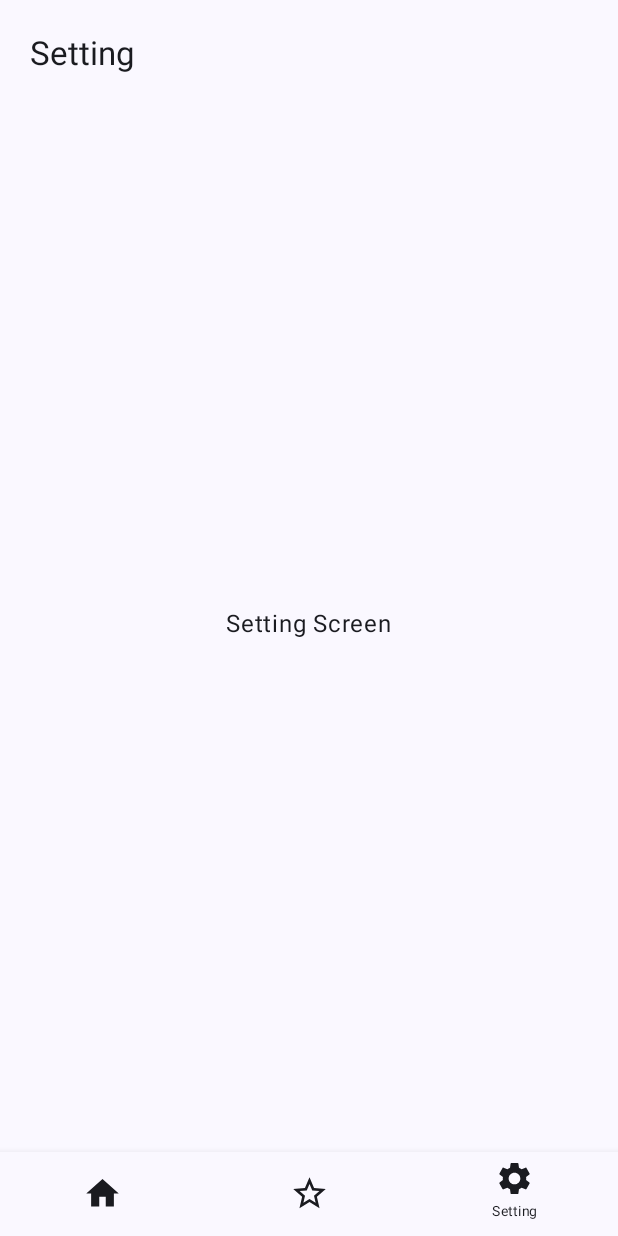
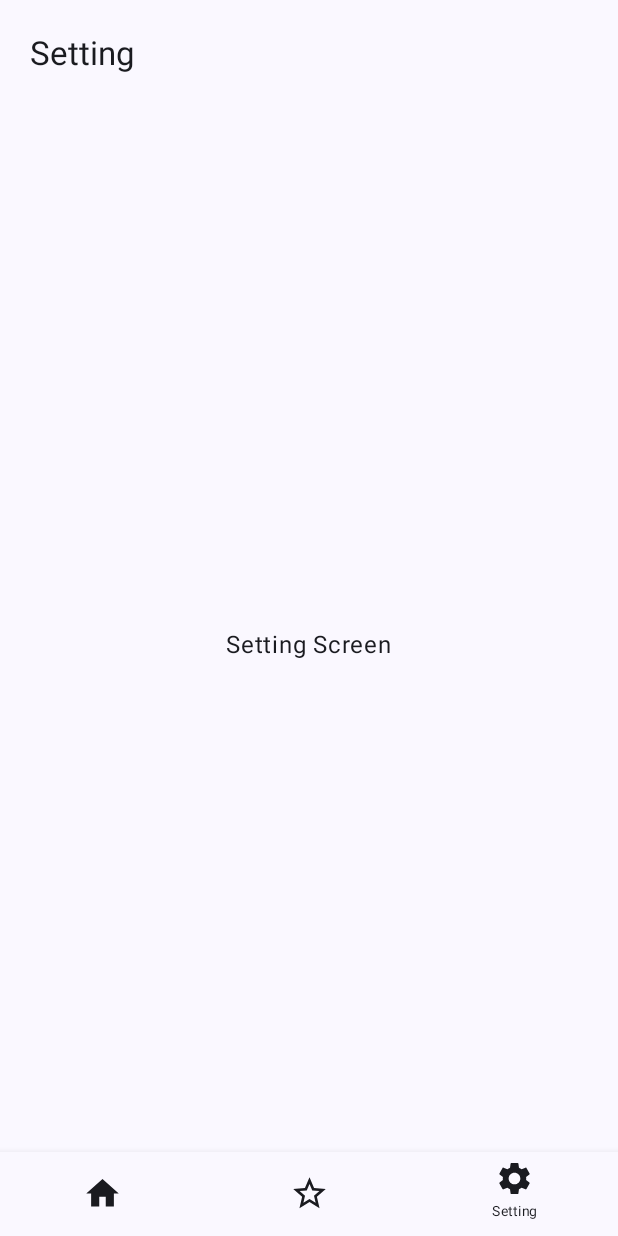
Before and after one commit to ThinkGYLee/GithubSearch, an Android app built with Jetpack Compose: the screen it shows after launch (MainActivity), item 3 of the bottom bar chosen, on a phone screen of 412 x 824 dp. Run offline under Robolectric (Android 15) with nearby library versions, the light colour scheme and no system bars; our stand-ins replace Dagger/Hilt's generated code, Room's generated code, paging.

Commit message:
- home, githubSearch Screen padding 조절

```diff
--- a/app/src/main/java/com/gyleedev/githubsearch/ui/GithubSearchScreen.kt
+++ b/app/src/main/java/com/gyleedev/githubsearch/ui/GithubSearchScreen.kt
@@ -4,7 +4,9 @@ import android.os.Build
 import androidx.annotation.RequiresExtension
 import androidx.compose.foundation.layout.fillMaxSize
 import androidx.compose.foundation.layout.height
+import androidx.compose.foundation.layout.navigationBarsPadding
 import androidx.compose.foundation.layout.padding
+import androidx.compose.foundation.layout.statusBarsPadding
 import androidx.compose.foundation.layout.width
 import androidx.compose.material.BottomNavigationItem
 import androidx.compose.material.icons.Icons
@@ -53,22 +55,23 @@ sealed class BottomNavItem(
 fun GithubSearchApp(
     navController: NavHostController = rememberNavController(),
 ) {
-
     Scaffold(
         bottomBar = {
-            BottomNavigation(navController = navController)
-        }
+            BottomNavigation(navController = navController, modifier = Modifier)
+        },
+        modifier = Modifier
     ) { innerPadding ->
         NavHost(
             navController = navController,
             startDestination = BottomNavItem.Home.screenRoute,
-            modifier = Modifier.padding(innerPadding)
+            modifier = Modifier
+                .padding(bottom = innerPadding.calculateBottomPadding() / 2)
+                .statusBarsPadding()
         ) {
+
             composable(route = BottomNavItem.Home.screenRoute) {
                 HomeScreen(
-                    modifier = Modifier
-                        .fillMaxSize()
-                        .padding(),
+                    modifier = Modifier.fillMaxSize(),
                     moveToDetail = { navController.navigate("${BottomNavItem.Detail.screenRoute}/$it") },
                 )
             }
@@ -83,17 +86,14 @@ fun GithubSearchApp(
                 )
             ) {
                 DetailScreen(
-                    modifier = Modifier
-                        .fillMaxSize()
-                        .padding(),
+                    modifier = Modifier.fillMaxSize(),
                     onClick = { navController.navigateUp() }
                 )
             }
+
             composable(route = BottomNavItem.Favorite.screenRoute) {
                 FavoriteScreen(
-                    modifier = Modifier
-                        .fillMaxSize()
-                        .padding(),
+                    modifier = Modifier.fillMaxSize(),
                     moveToDetail = { navController.navigate("${BottomNavItem.Detail.screenRoute}/$it") },
                 )
             }
@@ -102,7 +102,6 @@ fun GithubSearchApp(
                 SettingScreen(
                     modifier = Modifier
                         .fillMaxSize()
-                        .padding(),
                 )
             }
         }
@@ -110,7 +109,7 @@ fun GithubSearchApp(
 }
 
 @Composable
-fun BottomNavigation(navController: NavHostController) {
+fun BottomNavigation(navController: NavHostController, modifier: Modifier) {
     val items = listOf(
         BottomNavItem.Home,
         BottomNavItem.Favorite,
@@ -119,7 +118,8 @@ fun BottomNavigation(navController: NavHostController) {
 
     androidx.compose.material.BottomNavigation(
         backgroundColor = MaterialTheme.colorScheme.background,
-        contentColor = MaterialTheme.colorScheme.onBackground
+        contentColor = MaterialTheme.colorScheme.onBackground,
+        modifier = modifier.navigationBarsPadding()
     ) {
         val navBackStackEntry by navController.currentBackStackEntryAsState()
         val currentRoute = navBackStackEntry?.destination?.route
--- a/app/src/main/java/com/gyleedev/githubsearch/ui/home/HomeScreen.kt
+++ b/app/src/main/java/com/gyleedev/githubsearch/ui/home/HomeScreen.kt
@@ -103,6 +103,7 @@ fun HomeScreen(
             .fillMaxSize()
             .padding(4.dp)
     ) { paddingValues ->
+
         when (users.loadState.refresh) {
             is LoadState.Loading -> {
                 Surface(
@@ -118,7 +119,7 @@ fun HomeScreen(
 
             is LoadState.Error -> {
                 NoItem(
-                    modifier = modifier.padding(paddingValues)
+                    modifier = modifier
                 )
             }
 
@@ -129,7 +130,7 @@ fun HomeScreen(
                         onClick = { moveToDetail(it) })
                 } else {
                     NoItem(
-                        modifier = modifier.padding(paddingValues)
+                        modifier = modifier
                     )
                 }
             }
```
